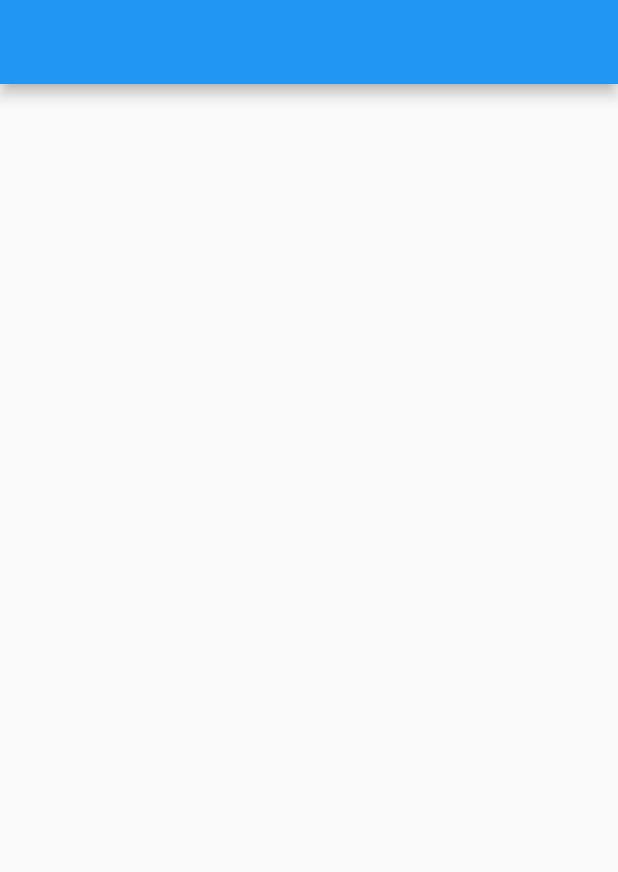
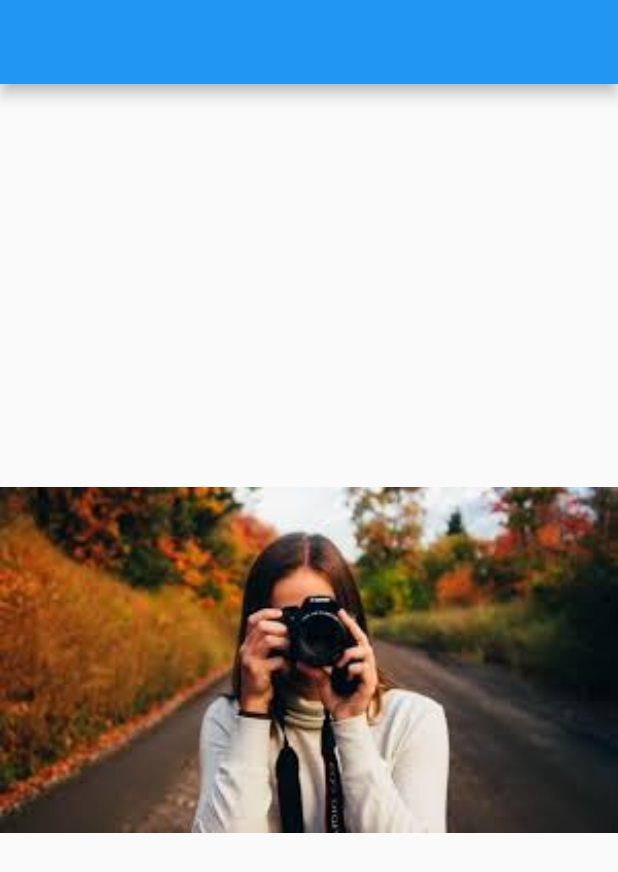
Before and after one commit to fr4nsgallegos/dadosapp, a Flutter app: the screen it shows after launch, on a phone screen of 412 x 824 dp. Shown: the top 872 px of the screen. Run offline on Flutter 3.47's test engine with Material 2 defaults, Android fonts, the phone set to English and light mode, and no system bars.

```diff
--- a/lib/main.dart
+++ b/lib/main.dart
@@ -1,9 +1,12 @@
 import 'package:flutter/material.dart';
 
 void main() {
-  runApp(MaterialApp(
-    home: MyApp(),
-  ));
+  runApp(
+    MaterialApp(
+      home: MyApp(),
+      debugShowCheckedModeBanner: false,
+    ),
+  );
 }
 
 class MyApp extends StatelessWidget {
@@ -11,8 +14,20 @@ class MyApp extends StatelessWidget {
 
   @override
   Widget build(BuildContext context) {
-    return Scaffold(
-      appBar: AppBar(),
+    return SafeArea(
+      child: Scaffold(
+        appBar: AppBar(),
+        body: Column(
+          children: [
+            Expanded(
+              child: Image.asset(
+                "assets/images/imagen1.jpeg",
+                fit: BoxFit.contain,
+              ),
+            ),
+          ],
+        ),
+      ),
     );
   }
 }
--- a/pubspec.yaml
+++ b/pubspec.yaml
@@ -36,6 +36,7 @@ dependencies:
   # Use with the CupertinoIcons class for iOS style icons.
   cupertino_icons: ^1.0.2
 
+
 dev_dependencies:
   flutter_test:
     sdk: flutter
@@ -45,7 +46,7 @@ dev_dependencies:
   # activated in the `analysis_options.yaml` file located at the root of your
   # package. See that file for information about deactivating specific lint
   # rules and activating additional ones.
-  flutter_lints: ^2.0.0
+  # flutter_lints: ^2.0.0
 
 # For information on the generic Dart part of this file, see the
 # following page: https://dart.dev/tools/pub/pubspec
@@ -59,6 +60,8 @@ flutter:
   uses-material-design: true
 
   # To add assets to your application, add an assets section, like this:
+  assets:
+    - assets/images/
   # assets:
   #   - images/a_dot_burr.jpeg
   #   - images/a_dot_ham.jpeg
```
Also changed, not shown: assets/images/dice1.png (added), assets/images/dice2.png (added), assets/images/dice3.png (added), assets/images/dice4.png (added), assets/images/dice5.png (added), assets/images/dice6.png (added), assets/images/imagen1.jpeg (added), pubspec.lock.
